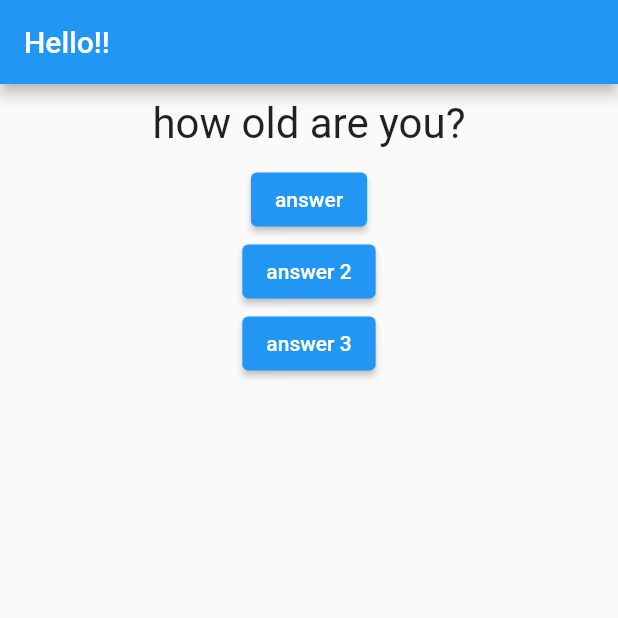
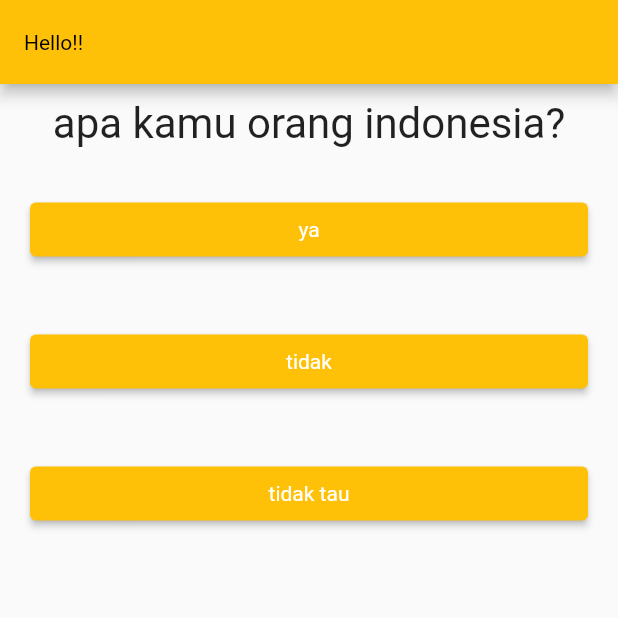
Before and after one commit to XayneeNut/flutter-dasar, a Flutter app: the screen it shows after launch, on a phone screen of 412 x 824 dp, the top half of it. Run offline on Flutter 3.47's test engine with Material 2 defaults, Android fonts, the phone set to English and light mode, and no system bars.

Commit message:
memperbarui app

```diff
--- /dev/null
+++ b/lib/answer.dart
@@ -0,0 +1,25 @@
+import 'package:flutter/material.dart';
+
+class Answer extends StatelessWidget {
+  final VoidCallback selectHandler;
+  final String answerText;
+
+  const Answer(this.selectHandler,this.answerText, {super.key});
+
+  @override
+  Widget build(BuildContext context) {
+    return Container(
+      width: double.infinity,
+      margin: const EdgeInsets.all(20),
+      child: ElevatedButton(
+        style: const ButtonStyle(
+          backgroundColor:
+              MaterialStatePropertyAll(Color.fromRGBO(255, 193, 7, 1)),
+          textStyle: MaterialStatePropertyAll(TextStyle(color: Colors.black)),
+        ),
+        onPressed: selectHandler,
+        child: Text(answerText),
+      ),
+    );
+  }
+}
--- a/lib/main.dart
+++ b/lib/main.dart
@@ -1,6 +1,7 @@
 import 'package:flutter/material.dart';
 
 import './question.dart';
+import './answer.dart';
 
 void main() {
   runApp(FirstApp());
@@ -28,29 +29,38 @@ class _MyStateFirstApp extends State<FirstApp> {
 
   @override
   Widget build(BuildContext context) {
-    var question = [
-      'how old are you?',
-      'do you like me?',
-      'are you programmer?'
+    var questions = [
+      {
+        'questionText': 'apa kamu orang indonesia?',
+        'answer': ['ya', 'tidak', 'tidak tau']
+      },
+      {
+        'questionText': 'berapa umur mu? ',
+        'answer': ['0 - 10', '11-20', '21 - 30', 'other']
+      },
+      {
+        'questionText': 'apa kamu programmer?',
+        'answer': ['ya', 'tidak', 'tidak tau', 'menuju']
+      },
     ];
 
-    var choose = ['elevated 1', 'elevated 2', 'elevated 3'];
     var homeText = 'Hello!!';
     return MaterialApp(
       home: Scaffold(
           appBar: AppBar(
             title: Text(homeText),
+            titleTextStyle: const TextStyle(color: Colors.black),
+            backgroundColor: Colors.amber,
           ),
           body: Column(
             children: [
-              Question(question[_questionIndex]),
-              ElevatedButton(onPressed: _quest, child: const Text('answer')),
-              ElevatedButton(onPressed: _quest, child: const Text('answer 2')),
-              ElevatedButton(
-                  onPressed: () {
-                    print(choose[2]);
-                  },
-                  child: const Text('answer 3')),
+              Question(
+                questions[_questionIndex]['questionText'] as String,
+              ),
+              ...(questions[_questionIndex]['answer'] as List<String>)
+                  .map((answer) {
+                return Answer(_quest, answer);
+              }).toList()
             ],
           )),
     );
```
